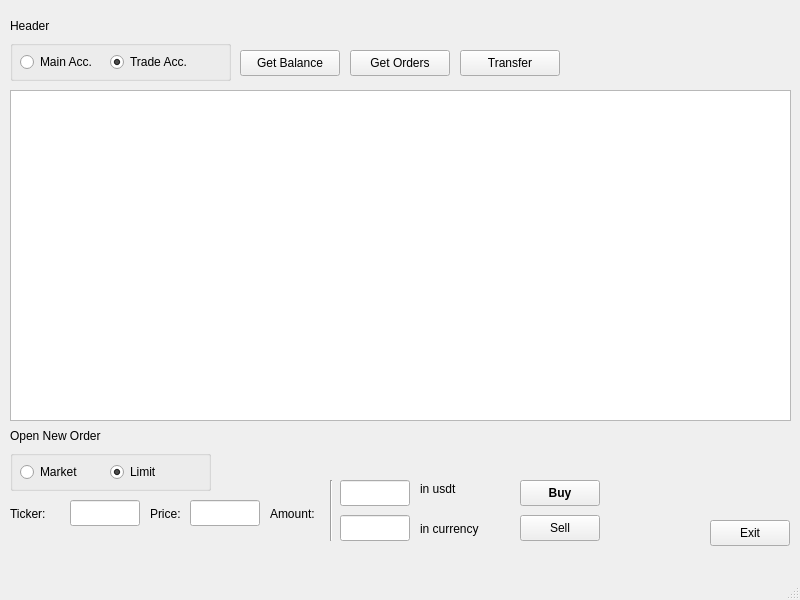
Qt form QDesign/main_iface.ui (avof23/OKXTrade) before a commit.
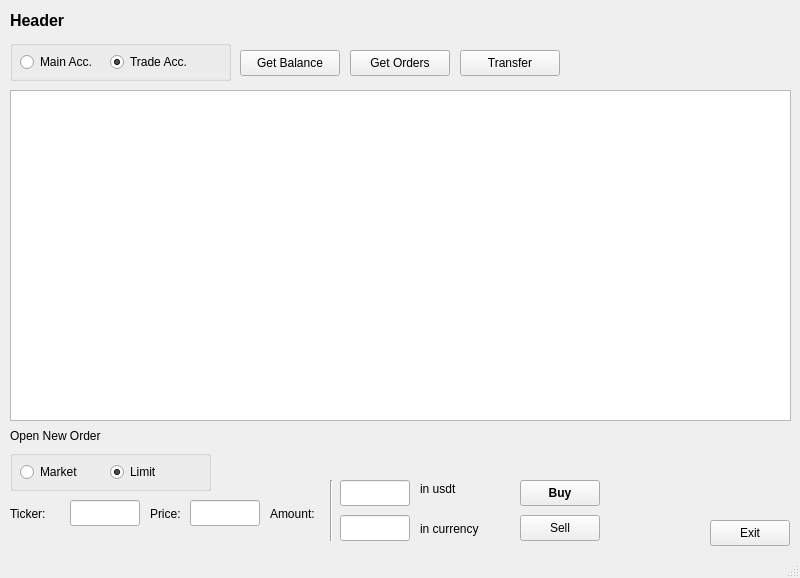
The same form after that commit. Icons and pictures are not drawn.

Commit message: docstring, readme, UI changes

```diff
--- a/QDesign/main_iface.ui
+++ b/QDesign/main_iface.ui
@@ -7,7 +7,7 @@
     <x>0</x>
     <y>0</y>
     <width>800</width>
-    <height>600</height>
+    <height>578</height>
    </rect>
   </property>
   <property name="windowTitle">
@@ -24,9 +24,15 @@
       <x>10</x>
       <y>10</y>
       <width>781</width>
-      <height>31</height>
+      <height>21</height>
      </rect>
     </property>
+    <property name="font">
+     <font>
+      <pointsize>12</pointsize>
+      <bold>true</bold>
+     </font>
+    </property>
     <property name="text">
      <string>Header</string>
     </property>
```
Left out of the diff: 10 changed lines with no effect on the pictures. The commit also changes 4 other files.
